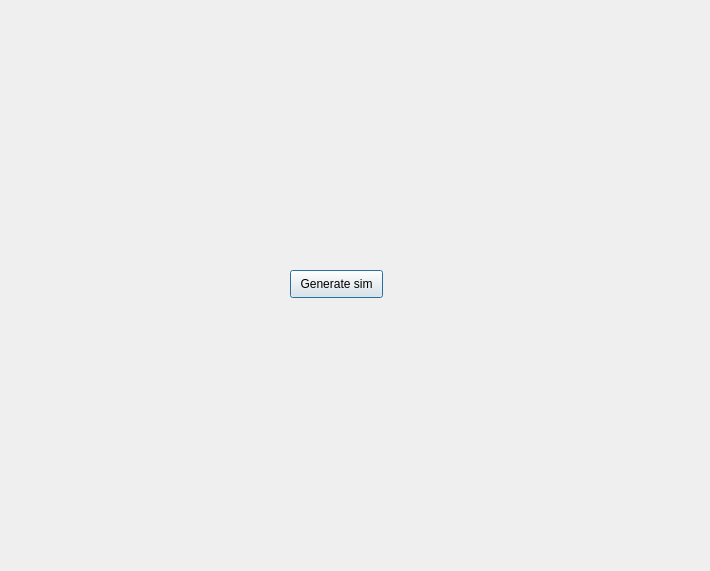
Qt form src/vaccininterface.ui (Sam-Roggeman/ProjectPSE) before a commit.
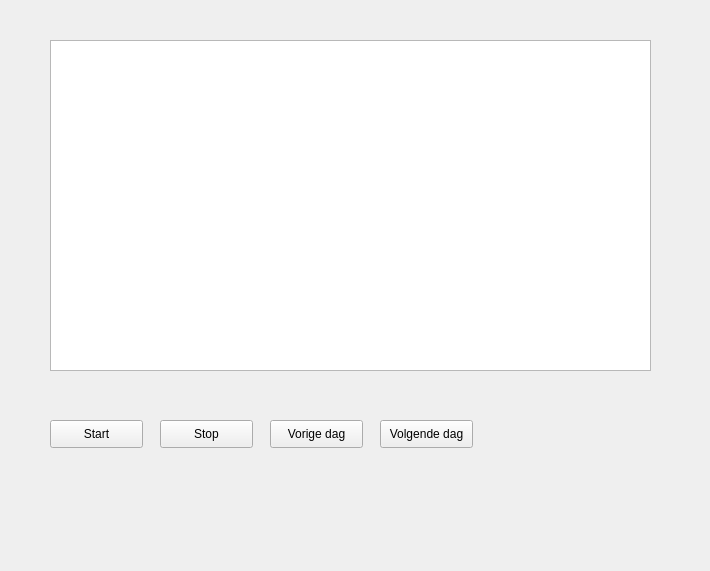
The same form after that commit.

```diff
--- a/src/vaccininterface.ui
+++ b/src/vaccininterface.ui
@@ -13,18 +13,97 @@
   <property name="windowTitle">
    <string>Dialog</string>
   </property>
-  <widget class="QPushButton" name="pushButton">
+  <widget class="QStackedWidget" name="stackedWidget">
    <property name="geometry">
     <rect>
-     <x>290</x>
-     <y>270</y>
-     <width>93</width>
-     <height>28</height>
+     <x>0</x>
+     <y>10</y>
+     <width>691</width>
+     <height>491</height>
     </rect>
    </property>
-   <property name="text">
-    <string>Generate sim</string>
+   <property name="currentIndex">
+    <number>1</number>
    </property>
+   <widget class="QWidget" name="page">
+    <widget class="QPushButton" name="pushButton">
+     <property name="geometry">
+      <rect>
+       <x>300</x>
+       <y>230</y>
+       <width>93</width>
+       <height>28</height>
+      </rect>
+     </property>
+     <property name="text">
+      <string>Generate sim</string>
+     </property>
+    </widget>
+   </widget>
+   <widget class="QWidget" name="page_2">
+    <widget class="QTextEdit" name="textEdit">
+     <property name="geometry">
+      <rect>
+       <x>50</x>
+       <y>30</y>
+       <width>601</width>
+       <height>331</height>
+      </rect>
+     </property>
+    </widget>
+    <widget class="QPushButton" name="pushButton_2">
+     <property name="geometry">
+      <rect>
+       <x>50</x>
+       <y>410</y>
+       <width>93</width>
+       <height>28</height>
+      </rect>
+     </property>
+     <property name="text">
+      <string>Start</string>
+     </property>
+    </widget>
+    <widget class="QPushButton" name="pushButton_3">
+     <property name="geometry">
+      <rect>
+       <x>160</x>
+       <y>410</y>
+       <width>93</width>
+       <height>28</height>
+      </rect>
+     </property>
+     <property name="text">
+      <string>Stop</string>
+     </property>
+    </widget>
+    <widget class="QPushButton" name="pushButton_4">
+     <property name="geometry">
+      <rect>
+       <x>270</x>
+       <y>410</y>
+       <width>93</width>
+       <height>28</height>
+      </rect>
+     </property>
+     <property name="text">
+      <string>Vorige dag</string>
+     </property>
+    </widget>
+    <widget class="QPushButton" name="pushButton_5">
+     <property name="geometry">
+      <rect>
+       <x>380</x>
+       <y>410</y>
+       <width>93</width>
+       <height>28</height>
+      </rect>
+     </property>
+     <property name="text">
+      <string>Volgende dag</string>
+     </property>
+    </widget>
+   </widget>
   </widget>
  </widget>
  <resources/>
```
